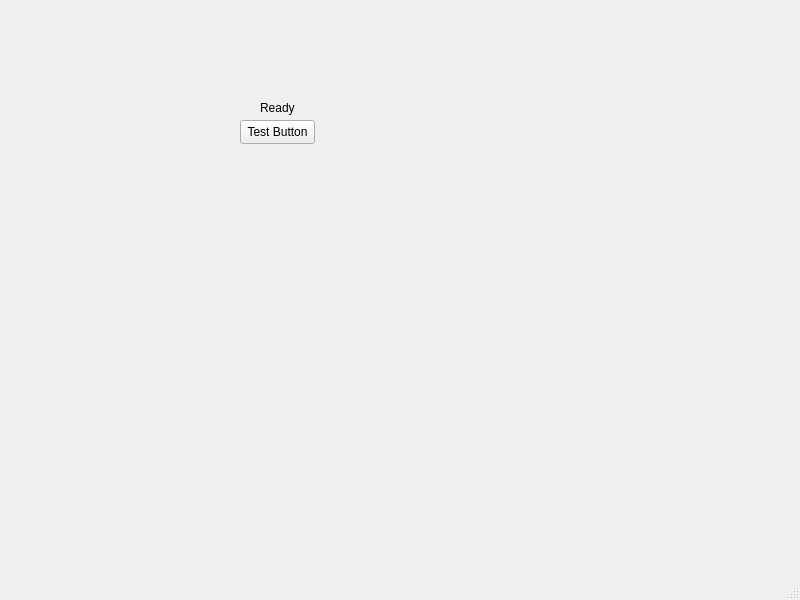
Above: ui/main_window.ui from 29w2x5fcpr-cmd/LogixCraft before the change. Below: the same form after it.
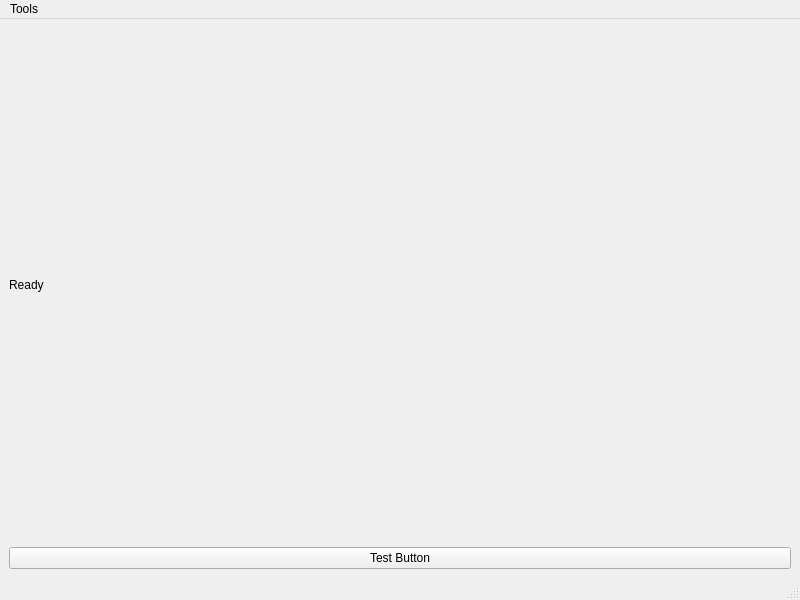
That is the form after the change.

Commit message: Add menu system, controller integration, and logging

Patch:
```diff
--- a/ui/main_window.ui
+++ b/ui/main_window.ui
@@ -14,32 +14,22 @@
    <string>MainWindow</string>
   </property>
   <widget class="QWidget" name="centralwidget">
+   <layout class="QVBoxLayout" name="verticalLayout">
+    <item>
    <widget class="QLabel" name="label_status">
-    <property name="geometry">
-     <rect>
-      <x>260</x>
-      <y>100</y>
-      <width>281</width>
-      <height>16</height>
-     </rect>
-    </property>
     <property name="text">
      <string>Ready</string>
     </property>
    </widget>
+    </item>
+    <item>
    <widget class="QPushButton" name="button_test">
-    <property name="geometry">
-     <rect>
-      <x>240</x>
-      <y>120</y>
-      <width>75</width>
-      <height>24</height>
-     </rect>
-    </property>
     <property name="text">
      <string>Test Button</string>
     </property>
    </widget>
+    </item>
+   </layout>
   </widget>
   <widget class="QMenuBar" name="menubar">
    <property name="geometry">
@@ -50,6 +40,13 @@
      <height>22</height>
     </rect>
    </property>
+   <widget class="QMenu" name="menuTools">
+    <property name="title">
+     <string>Tools</string>
+    </property>
+    <addaction name="actionTest_Tools"/>
+   </widget>
+   <addaction name="menuTools"/>
   </widget>
   <widget class="QStatusBar" name="statusbar"/>
  </widget>
```
Left out of the diff: 5 changed lines with no effect on the pictures. Lines whose indentation alone changed are shown as unchanged.
